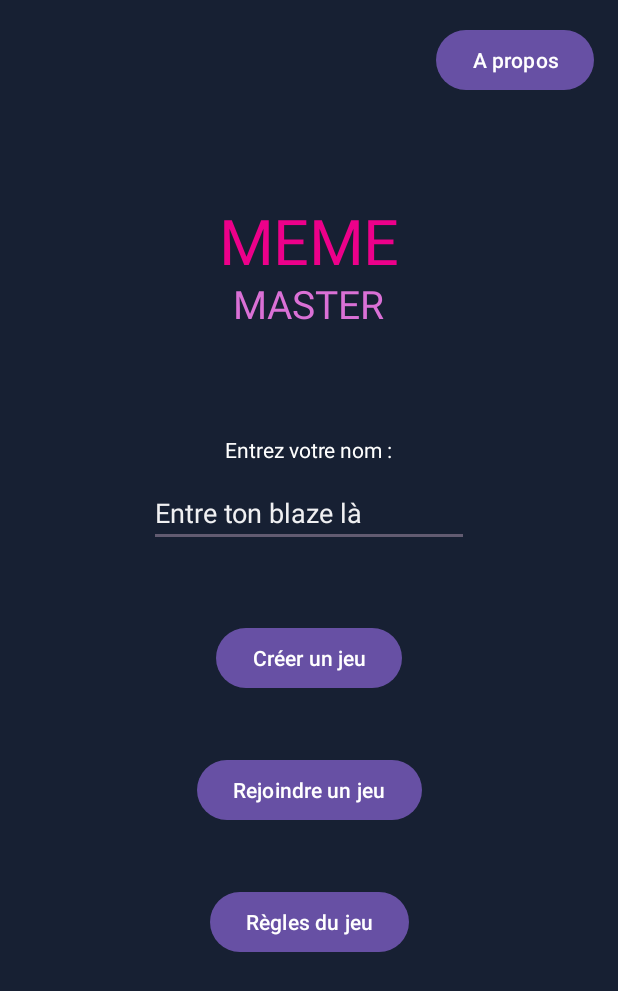
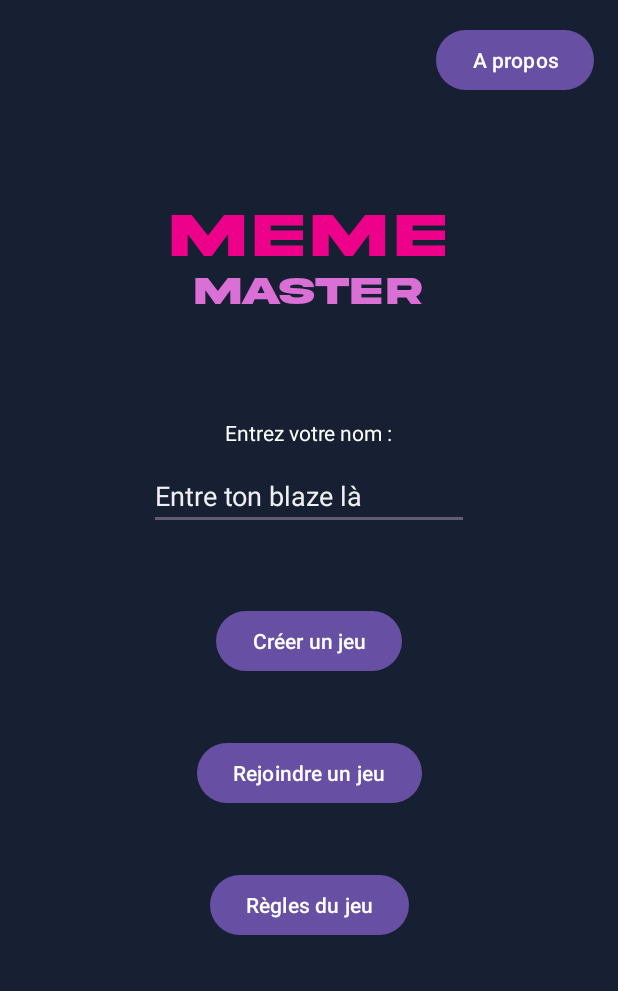
Before and after one commit to antoinevalat/MasterMeme, an Android app: the screen it shows after launch (MainActivity), on a phone screen of 412 x 824 dp. Shown: the top 991 px of the screen. Run offline under Robolectric (Android 15) with nearby library versions, the phone set to English and light mode, and no system bars.

```diff
--- a/app/src/main/res/layout/activity_main.xml
+++ b/app/src/main/res/layout/activity_main.xml
@@ -17,6 +17,7 @@
         android:scaleX="3"
         android:scaleY="3"
         android:text="MEME"
+        android:fontFamily="@font/policegras"
         android:textColor="#ed008a"
         app:layout_constraintEnd_toEndOf="parent"
         app:layout_constraintStart_toStartOf="parent"
@@ -95,6 +96,7 @@
         android:layout_marginTop="15dp"
         android:textSize="26sp"
         android:text="MASTER"
+        android:fontFamily="@font/policegras"
         android:textColor="#DA70D6"
         app:layout_constraintEnd_toEndOf="@+id/txtMEME"
         app:layout_constraintStart_toStartOf="@+id/txtMEME"
```
Also changed, not shown: app/src/main/res/font/policegras.otf (added).
